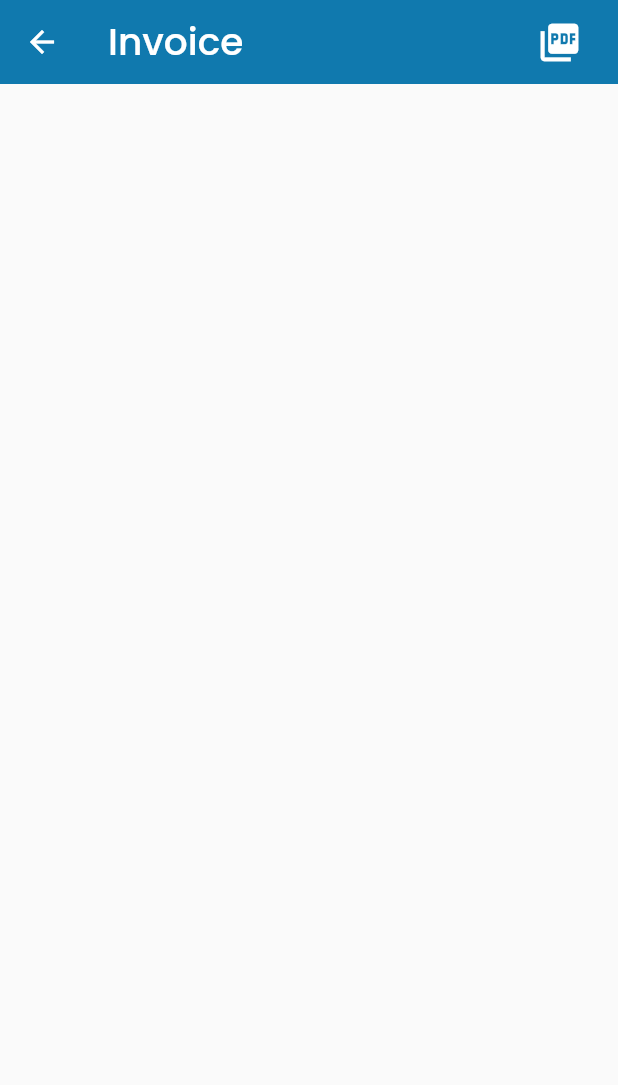
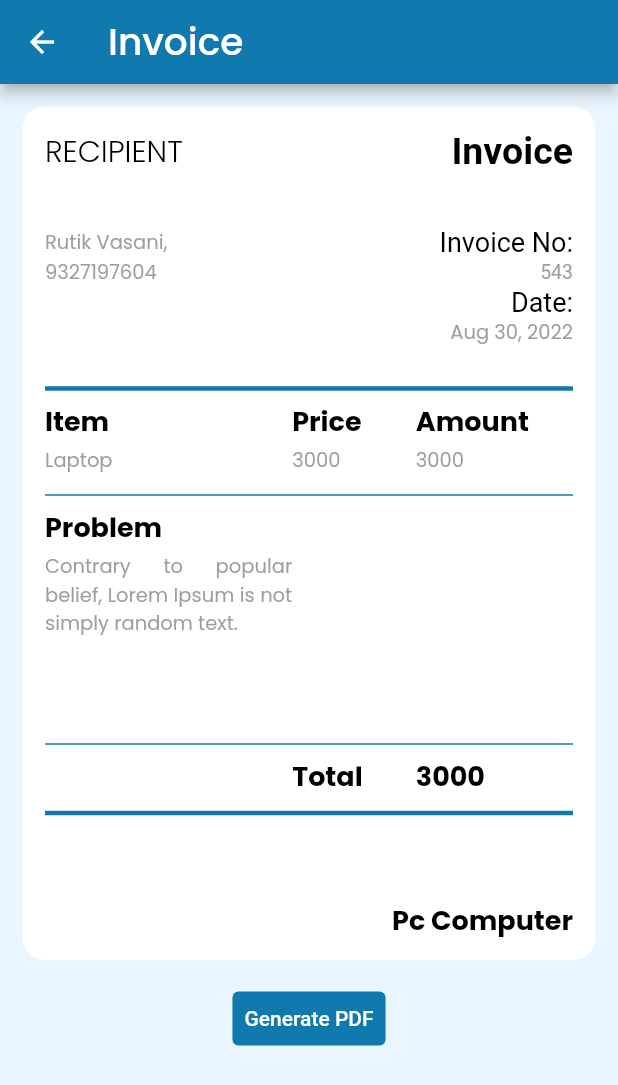
Before and after one commit to RutikVasani/Pc-Computer, a Flutter app: the DeliveredPcPage screen opened directly, after a tap on "Delivered", on a phone screen of 412 x 824 dp. Shown: the top 1085 px of the screen. Run offline on Flutter 3.47's test engine with Material 2 defaults, Android fonts, the phone set to English and light mode, and no system bars; our stand-ins replace google_fonts, open_file; missing offline and left inert: syncfusion_flutter_pdf; Roboto replaces fonts that are missing (Ubuntu).

Commit message:
invoice init

```diff
--- a/lib/pages/Daily Progress/Delivered Pc/details.dart
+++ b/lib/pages/Daily Progress/Delivered Pc/details.dart
@@ -1,6 +1,6 @@
 import 'package:flutter/material.dart';
 import 'package:google_fonts/google_fonts.dart';
-import 'package:pc1/pages/invoice/invoice.dart';
+import 'package:pc1/pages/invoice/pdf/pdfdata.dart';
 
 Scaffold DeliveredPcDatails() {
   return Scaffold(
@@ -102,7 +102,7 @@ class _SelectCardState extends State<SelectCard> {
                       ],
                     ),
                   ),
-                  Spacer(),
+                  const Spacer(),
                   Padding(
                     padding: const EdgeInsets.only(right: 15),
                     child: Text(
@@ -129,7 +129,7 @@ class _SelectCardState extends State<SelectCard> {
                           style: GoogleFonts.poppins(
                               fontSize: 13,
                               fontWeight: FontWeight.w600,
-                              color: Color.fromARGB(255, 101, 85, 85)),
+                              color: const Color.fromARGB(255, 101, 85, 85)),
                         ),
                       ),
                     ),
@@ -141,7 +141,7 @@ class _SelectCardState extends State<SelectCard> {
                         Navigator.push(
                           context,
                           MaterialPageRoute(
-                            builder: (context) => const InvoicePage(),
+                            builder: (context) => const PdfDataPage(),
                           ),
                         );
                       },
@@ -150,9 +150,9 @@ class _SelectCardState extends State<SelectCard> {
                         height: 40,
                         decoration: BoxDecoration(
                             color: Colors.purple.shade200,
-                            borderRadius: BorderRadius.only(
+                            borderRadius: const BorderRadius.only(
                                 topLeft: Radius.circular(10),
-                                bottomRight: Radius.circular(10))),
+                                bottomRight: const Radius.circular(10))),
                         child: Center(
                           child: Text(
                             widget.choice.progress,
--- /dev/null
+++ b/lib/pages/invoice/pdf/mobile.dart
@@ -0,0 +1,10 @@
+import 'package:open_file/open_file.dart';
+import 'package:path_provider/path_provider.dart';
+import 'dart:io';
+
+Future<void> saveAndLaunchFile(List<int> bytes, String fileName) async {
+  final path = (await getExternalStorageDirectory())?.path;
+  final file = File('$path/$fileName');
+  await file.writeAsBytes(bytes, flush: true);
+  OpenFile.open('$path/$fileName');
+}
--- /dev/null
+++ b/lib/pages/invoice/pdf/pdfdata.dart
@@ -0,0 +1,515 @@
+import 'package:flutter/material.dart';
+import 'package:google_fonts/google_fonts.dart';
+import 'package:intl/intl.dart';
+import 'package:syncfusion_flutter_pdf/pdf.dart';
+import 'mobile.dart';
+
+/// Represents the PDF stateful widget class.
+class PdfDataPage extends StatefulWidget {
+  /// Initalize the instance of the [PdfDataPage] class.
+  const PdfDataPage({Key? key}) : super(key: key);
+
+  @override
+  _PdfDataPage createState() => _PdfDataPage();
+}
+
+class _PdfDataPage extends State<PdfDataPage> {
+  var _date = DateFormat.yMMMd().format(DateTime.now());
+
+  @override
+  Widget build(BuildContext context) {
+    return Scaffold(
+      backgroundColor: const Color.fromARGB(255, 234, 246, 255),
+      appBar: AppBar(
+        backgroundColor: const Color.fromARGB(255, 16, 121, 174),
+        title: Text(
+          "Invoice",
+          style: GoogleFonts.poppins(fontSize: 25, color: Colors.white),
+        ),
+      ),
+      body: SingleChildScrollView(
+        child: Column(
+          children: <Widget>[
+            Padding(
+              padding: const EdgeInsets.all(15),
+              child: Container(
+                width: MediaQuery.of(context).size.width,
+                decoration: BoxDecoration(
+                  color: Colors.white,
+                  borderRadius: BorderRadius.circular(15),
+                ),
+                child: Column(
+                  children: [
+                    Padding(
+                      padding: const EdgeInsets.all(15),
+                      child: Row(
+                        mainAxisAlignment: MainAxisAlignment.spaceBetween,
+                        children: [
+                          Text(
+                            "RECIPIENT",
+                            style: GoogleFonts.poppins(
+                                fontSize: 20,
+                                color: Colors.black,
+                                fontWeight: FontWeight.w300),
+                          ),
+                          Text(
+                            "Invoice",
+                            style: GoogleFonts.ubuntu(
+                                fontSize: 25,
+                                color: Colors.black,
+                                fontWeight: FontWeight.bold),
+                          ),
+                        ],
+                      ),
+                    ),
+                    const SizedBox(height: 20),
+                    Padding(
+                      padding: const EdgeInsets.symmetric(horizontal: 15),
+                      child: Row(
+                        mainAxisAlignment: MainAxisAlignment.spaceBetween,
+                        children: [
+                          Text(
+                            "Rutik Vasani,",
+                            style: GoogleFonts.poppins(
+                                fontSize: 13, color: Colors.grey),
+                          ),
+                          Text(
+                            "Invoice No:",
+                            style: GoogleFonts.ubuntu(
+                                fontSize: 18, color: Colors.black),
+                          ),
+                        ],
+                      ),
+                    ),
+                    Padding(
+                      padding: const EdgeInsets.symmetric(horizontal: 15),
+                      child: Row(
+                        mainAxisAlignment: MainAxisAlignment.spaceBetween,
+                        children: [
+                          Text(
+                            "9327197604",
+                            style: GoogleFonts.poppins(
+                                fontSize: 13, color: Colors.grey),
+                          ),
+                          Text(
+                            "543",
+                            style: GoogleFonts.ubuntu(
+                                fontSize: 13, color: Colors.grey),
+                          ),
+                        ],
+                      ),
+                    ),
+                    Padding(
+                      padding: const EdgeInsets.symmetric(horizontal: 15),
+                      child: Row(
+                        mainAxisAlignment: MainAxisAlignment.end,
+                        children: [
+                          Text(
+                            "Date:",
+                            style: GoogleFonts.ubuntu(
+                                fontSize: 18, color: Colors.black),
+                          ),
+                        ],
+                      ),
+                    ),
+                    Padding(
+                      padding: const EdgeInsets.symmetric(horizontal: 15),
+                      child: Row(
+                        mainAxisAlignment: MainAxisAlignment.end,
+                        children: [
+                          Text(
+                            _date,
+                            style: GoogleFonts.poppins(
+                                fontSize: 13, color: Colors.grey),
+                          ),
+                        ],
+                      ),
+                    ),
+                    const SizedBox(height: 20),
+                    const Padding(
+                      padding: EdgeInsets.symmetric(horizontal: 15),
+                      child: Divider(
+                        thickness: 3,
+                        color: Color.fromARGB(255, 16, 121, 174),
+                      ),
+                    ),
+                    Padding(
+                      padding: const EdgeInsets.symmetric(horizontal: 15),
+                      child: Row(
+                        children: [
+                          SizedBox(
+                            width: MediaQuery.of(context).size.width * 0.40,
+                            height: 30,
+                            child: Text(
+                              "Item",
+                              style: GoogleFonts.poppins(
+                                  fontSize: 18,
+                                  fontWeight: FontWeight.bold,
+                                  color: Colors.black),
+                            ),
+                          ),
+                          SizedBox(
+                            width: MediaQuery.of(context).size.width * 0.20,
+                            height: 30,
+                            child: Text(
+                              "Price",
+                              style: GoogleFonts.poppins(
+                                  fontSize: 18,
+                                  fontWeight: FontWeight.bold,
+                                  color: Colors.black),
+                            ),
+                          ),
+                          SizedBox(
+                            width: MediaQuery.of(context).size.width * 0.25,
+                            height: 30,
+                            child: Text(
+                              "Amount",
+                              style: GoogleFonts.poppins(
+                                  fontSize: 18,
+                                  fontWeight: FontWeight.bold,
+                                  color: Colors.black),
+                            ),
+                          ),
+                        ],
+                      ),
+                    ),
+                    Padding(
+                      padding: const EdgeInsets.symmetric(horizontal: 15),
+                      child: Row(
+                        children: [
+                          SizedBox(
+                            width: MediaQuery.of(context).size.width * 0.40,
+                            height: 25,
+                            child: Text(
+                              "Laptop",
+                              style: GoogleFonts.poppins(
+                                  fontSize: 13, color: Colors.grey),
+                            ),
+                          ),
+                          SizedBox(
+                            width: MediaQuery.of(context).size.width * 0.20,
+                            height: 25,
+                            child: Text(
+                              "3000",
+                              style: GoogleFonts.poppins(
+                                  fontSize: 13, color: Colors.grey),
+                            ),
+                          ),
+                          SizedBox(
+                            width: MediaQuery.of(context).size.width * 0.25,
+                            height: 25,
+                            child: Text(
+                              "3000",
+                              style: GoogleFonts.poppins(
+                                  fontSize: 13, color: Colors.grey),
+                            ),
+                          ),
+                        ],
+                      ),
+                    ),
+                    const Padding(
+                      padding: EdgeInsets.symmetric(horizontal: 15),
+                      child: Divider(
+                        thickness: 1,
+                        color: Color.fromARGB(255, 16, 121, 174),
+                      ),
+                    ),
+                    Padding(
+                      padding: const EdgeInsets.symmetric(horizontal: 15),
+                      child: Row(
+                        children: [
+                          SizedBox(
+                            width: MediaQuery.of(context).size.width * 0.40,
+                            height: 30,
+                            child: Text(
+                              "Problem",
+                              style: GoogleFonts.poppins(
+                                  fontSize: 18,
+                                  fontWeight: FontWeight.bold,
+                                  color: Colors.black),
+                            ),
+                          ),
+                        ],
+                      ),
+                    ),
+                    Padding(
+                      padding: const EdgeInsets.symmetric(horizontal: 15),
+                      child: Row(
+                        children: [
+                          SizedBox(
+                            width: MediaQuery.of(context).size.width * 0.40,
+                            height: 120,
+                            child: Text(
+                              "Contrary to popular belief, Lorem Ipsum is not simply random text.",
+                              textAlign: TextAlign.justify,
+                              style: GoogleFonts.poppins(
+                                  fontSize: 13, color: Colors.grey),
+                            ),
+                          ),
+                        ],
+                      ),
+                    ),
+                    const Padding(
+                      padding: EdgeInsets.symmetric(horizontal: 15),
+                      child: Divider(
+                        thickness: 1,
+                        color: Color.fromARGB(255, 16, 121, 174),
+                      ),
+                    ),
+                    Padding(
+                      padding: const EdgeInsets.symmetric(horizontal: 15),
+                      child: Row(
+                        children: [
+                          SizedBox(
+                            width: MediaQuery.of(context).size.width * 0.40,
+                            height: 30,
+                          ),
+                          SizedBox(
+                            width: MediaQuery.of(context).size.width * 0.20,
+                            height: 30,
+                            child: Text(
+                              "Total",
+                              style: GoogleFonts.poppins(
+                                  fontSize: 18,
+                                  fontWeight: FontWeight.bold,
+                                  color: Colors.black),
+                            ),
+                          ),
+                          SizedBox(
+                            width: MediaQuery.of(context).size.width * 0.25,
+                            height: 30,
+                            child: Text(
+                              "3000",
+                              style: GoogleFonts.poppins(
+                                  fontSize: 18,
+                                  fontWeight: FontWeight.bold,
+                                  color: Colors.black),
+                            ),
+                          ),
+                        ],
+                      ),
+                    ),
+                    const Padding(
+                      padding: EdgeInsets.symmetric(horizontal: 15),
+                      child: Divider(
+                        thickness: 3,
+                        color: Color.fromARGB(255, 16, 121, 174),
+                      ),
+                    ),
+                    const SizedBox(height: 50),
+                    Padding(
+                      padding: const EdgeInsets.symmetric(horizontal: 15),
+                      child: Row(
+                        mainAxisAlignment: MainAxisAlignment.end,
+                        children: [
+                          SizedBox(
+                            height: 30,
+                            child: Text(
+                              "Pc Computer",
+                              style: GoogleFonts.poppins(
+                                  fontSize: 18,
+                                  fontWeight: FontWeight.bold,
+                                  color: Colors.black),
+                            ),
+                          ),
+                        ],
+                      ),
+                    ),
+                    const SizedBox(height: 10),
+                  ],
+                ),
+              ),
+            ),
+            TextButton(
+              style: TextButton.styleFrom(
+                primary: Colors.white,
+                backgroundColor: const Color.fromARGB(255, 16, 121, 174),
+              ),
+              onPressed: generateInvoice,
+              child: const Text('Generate PDF'),
+            )
+          ],
+        ),
+      ),
+    );
+  }
+
+ Future<void> generateInvoice() async {
+    //Create a PDF document.
+    final PdfDocument document = PdfDocument();
+    //Add page to the PDF
+    final PdfPage page = document.pages.add();
+    //Get page client size
+    final Size pageSize = page.getClientSize();
+    //Draw rectangle
+    page.graphics.drawRectangle(
+        bounds: Rect.fromLTWH(0, 0, pageSize.width, pageSize.height),
+        pen: PdfPen(PdfColor(142, 170, 219)));
+    //Generate PDF grid.
+    final PdfGrid grid = getGrid();
+    //Draw the header section by creating text element
+    final PdfLayoutResult result = drawHeader(page, pageSize, grid);
+    //Draw grid
+    drawGrid(page, grid, result);
+    //Add invoice footer
+    drawFooter(page, pageSize);
+    //Save the PDF document
+    final List<int> bytes = document.saveSync();
+    //Dispose the document.
+    document.dispose();
+    //Save and launch the file.
+    await saveAndLaunchFile(bytes, 'Invoice.pdf');
+  }
+
+  //Draws the invoice header
+  PdfLayoutResult drawHeader(PdfPage page, Size pageSize, PdfGrid grid) {
+    //Draw rectangle
+    page.graphics.drawRectangle(
+        brush: PdfSolidBrush(PdfColor(91, 126, 215)),
+        bounds: Rect.fromLTWH(0, 0, pageSize.width, 90));
+    //Draw string
+    page.graphics.drawString(
+        'INVOICE', PdfStandardFont(PdfFontFamily.helvetica, 30),
+        brush: PdfBrushes.white,
+        bounds: Rect.fromLTWH(25, 0, pageSize.width, 90),
+        format: PdfStringFormat(lineAlignment: PdfVerticalAlignment.middle));
+
+
+    final PdfFont contentFont = PdfStandardFont(PdfFontFamily.helvetica, 9);
+
+    //Create data foramt and convert it to text.
+    final DateFormat format = DateFormat.yMMMMd();
+    final String invoiceNumber =
+        'Invoice Number: 543\r\n\r\nDate: ${format.format(DateTime.now())}';
+    final Size contentSize = contentFont.measureString(invoiceNumber);
+    // ignore: leading_newlines_in_multiline_strings
+    const String address = '''Bill To: \r\n\r\nRutik Vasani, \r\n\r\n9327197604''';
+
+    PdfTextElement(text: invoiceNumber, font: contentFont).draw(
+        page: page,
+        bounds: Rect.fromLTWH(pageSize.width - (contentSize.width + 30), 120,
+            contentSize.width + 30, pageSize.height - 120));
+
+    return PdfTextElement(text: address, font: contentFont).draw(
+        page: page,
+        bounds: Rect.fromLTWH(30, 120,
+            pageSize.width - (contentSize.width + 30), pageSize.height - 120))!;
+  }
+
+  //Draws the grid
+  void drawGrid(PdfPage page, PdfGrid grid, PdfLayoutResult result) {
+    Rect? totalPriceCellBounds;
+    Rect? quantityCellBounds;
+    //Invoke the beginCellLayout event.
+    grid.beginCellLayout = (Object sender, PdfGridBeginCellLayoutArgs args) {
+      final PdfGrid grid = sender as PdfGrid;
+      if (args.cellIndex == grid.columns.count - 1) {
+        totalPriceCellBounds = args.bounds;
+      } else if (args.cellIndex == grid.columns.count - 2) {
+        quantityCellBounds = args.bounds;
+      }
+    };
+    //Draw the PDF grid and get the result.
+    result = grid.draw(
+        page: page, bounds: Rect.fromLTWH(0, result.bounds.bottom + 40, 0, 0))!;
+
+    //Draw grand total.
+    page.graphics.drawString('Total',
+        PdfStandardFont(PdfFontFamily.helvetica, 9, style: PdfFontStyle.bold),
+        bounds: Rect.fromLTWH(
+            quantityCellBounds!.left,
+            result.bounds.bottom + 10,
+            quantityCellBounds!.width,
+            quantityCellBounds!.height));
+    page.graphics.drawString(getTotalAmount(grid).toString(),
+        PdfStandardFont(PdfFontFamily.helvetica, 9, style: PdfFontStyle.bold),
+        bounds: Rect.fromLTWH(
+            totalPriceCellBounds!.left,
+            result.bounds.bottom + 10,
+            totalPriceCellBounds!.width,
+            totalPriceCellBounds!.height));
+  }
+
+  //Draw the invoice footer data.
+  void drawFooter(PdfPage page, Size pageSize) {
+    final PdfPen linePen =
+        PdfPen(PdfColor(142, 170, 219), dashStyle: PdfDashStyle.custom);
+    linePen.dashPattern = <double>[3, 3];
+    //Draw line
+    page.graphics.drawLine(linePen, Offset(0, pageSize.height - 100),
+        Offset(pageSize.width, pageSize.height - 100));
+
+    const String footerContent =
+        // ignore: leading_newlines_in_multiline_strings
+        '''800 Balaji Complex.\r\n\r\nKiran Chowk, Varachha,
+         395010\r\n\r\nAny Questions? support@PcComputer.com''';
+
+    //Added 30 as a margin for the layout
+    page.graphics.drawString(
+        footerContent, PdfStandardFont(PdfFontFamily.helvetica, 9),
+        format: PdfStringFormat(alignment: PdfTextAlignment.right),
+        bounds: Rect.fromLTWH(pageSize.width - 30, pageSize.height - 70, 0, 0));
+  }
+
+  //Create PDF grid and return
+  PdfGrid getGrid() {
+    //Create a PDF grid
+    final PdfGrid grid = PdfGrid();
+    //Secify the columns count to the grid.
+    grid.columns.add(count: 4);
+    //Create the header row of the grid.
+    final PdfGridRow headerRow = grid.headers.add(1)[0];
+    //Set style
+    headerRow.style.backgroundBrush = PdfSolidBrush(PdfColor(68, 114, 196));
+    headerRow.style.textBrush = PdfBrushes.white;
+    headerRow.cells[0].value = 'Pc Number';
+    headerRow.cells[0].stringFormat.alignment = PdfTextAlignment.center;
+    headerRow.cells[1].value = 'Item';
+    headerRow.cells[2].value = 'Price';
+    headerRow.cells[3].value = 'Amount';
+    //Add rows
+    addProducts('5050', 'Laptop', 3000, 3000, grid);
+    addProducts('5051', 'Printer', 300, 300, grid);
+    addProducts('5052', 'Scanner', 500, 500, grid);
+    //Apply the table built-in style
+    grid.applyBuiltInStyle(PdfGridBuiltInStyle.listTable4Accent5);
+    //Set gird columns width
+    grid.columns[1].width = 200;
+    for (int i = 0; i < headerRow.cells.count; i++) {
+      headerRow.cells[i].style.cellPadding =
+          PdfPaddings(bottom: 5, left: 5, right: 5, top: 5);
+    }
+    for (int i = 0; i < grid.rows.count; i++) {
+      final PdfGridRow row = grid.rows[i];
+      for (int j = 0; j < row.cells.count; j++) {
+        final PdfGridCell cell = row.cells[j];
+        if (j == 0) {
+          cell.stringFormat.alignment = PdfTextAlignment.center;
+        }
+        cell.style.cellPadding =
+            PdfPaddings(bottom: 5, left: 5, right: 5, top: 5);
+      }
+    }
+    return grid;
+  }
+
+  //Create and row for the grid.
+  void addProducts(String pcNumber, String item, double price, double total, PdfGrid grid) {
+    final PdfGridRow row = grid.rows.add();
+    row.cells[0].value = pcNumber;
+    row.cells[1].value = item;
+    row.cells[2].value = price.toString();
+    row.cells[3].value = total.toString();
+  }
+
+  //Get the total amount.
+  double getTotalAmount(PdfGrid grid) {
+    double total = 0;
+    for (int i = 0; i < grid.rows.count; i++) {
+      final String value =
+          grid.rows[i].cells[grid.columns.count - 1].value as String;
+      total += double.parse(value);
+    }
+    return total;
+  }
+}
--- a/pubspec.yaml
+++ b/pubspec.yaml
@@ -33,10 +33,12 @@ dependencies:
 
   # The following adds the Cupertino Icons font to your application.
   # Use with the CupertinoIcons class for iOS style icons.
-  cupertino_icons: ^1.0.2
+  cupertino_icons: ^1.0.5
   google_fonts: ^3.0.1
   intl: ^0.17.0
   velocity_x: ^3.5.1
+  open_file: ^3.2.1
+  syncfusion_flutter_pdf: ^20.2.45
 
 dev_dependencies:
   flutter_test:
@@ -47,7 +49,7 @@ dev_dependencies:
   # activated in the `analysis_options.yaml` file located at the root of your
   # package. See that file for information about deactivating specific lint
   # rules and activating additional ones.
-  flutter_lints: ^2.0.0
+  flutter_lints: ^2.0.1
 
 # For information on the generic Dart part of this file, see the
 # following page: https://dart.dev/tools/pub/pubspec
```
Also changed, not shown: pubspec.lock.
